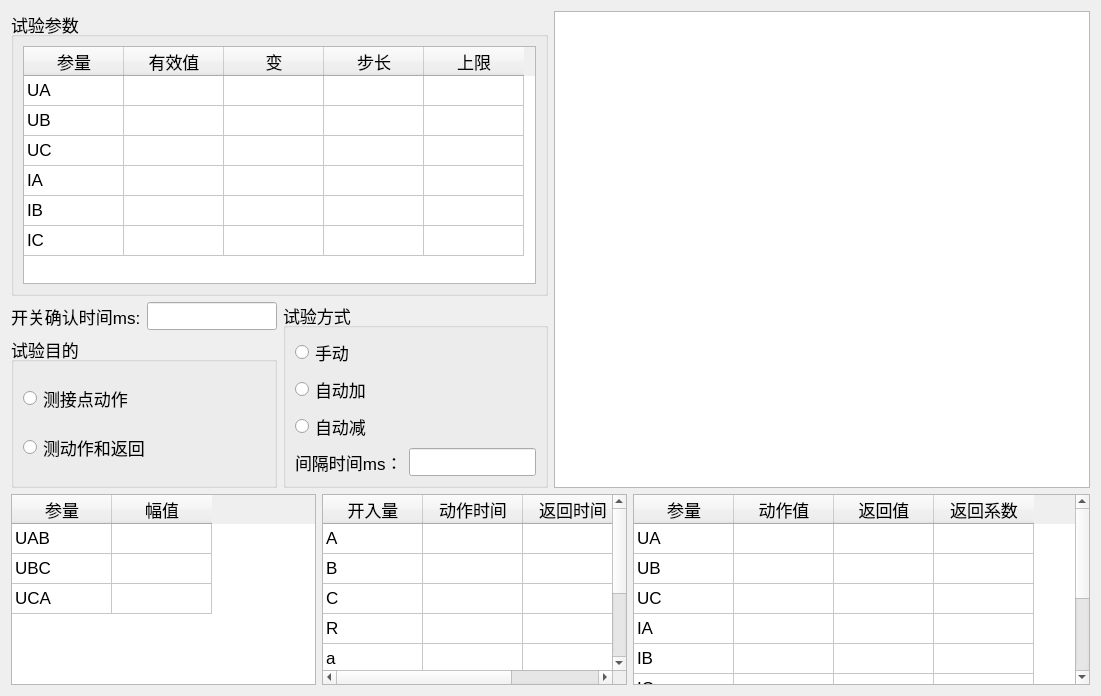
The window that energy/ui/test02/ui_002.ui (AgueroZzz/Electric-energy-detection) describes before a commit, drawn with Qt 5.
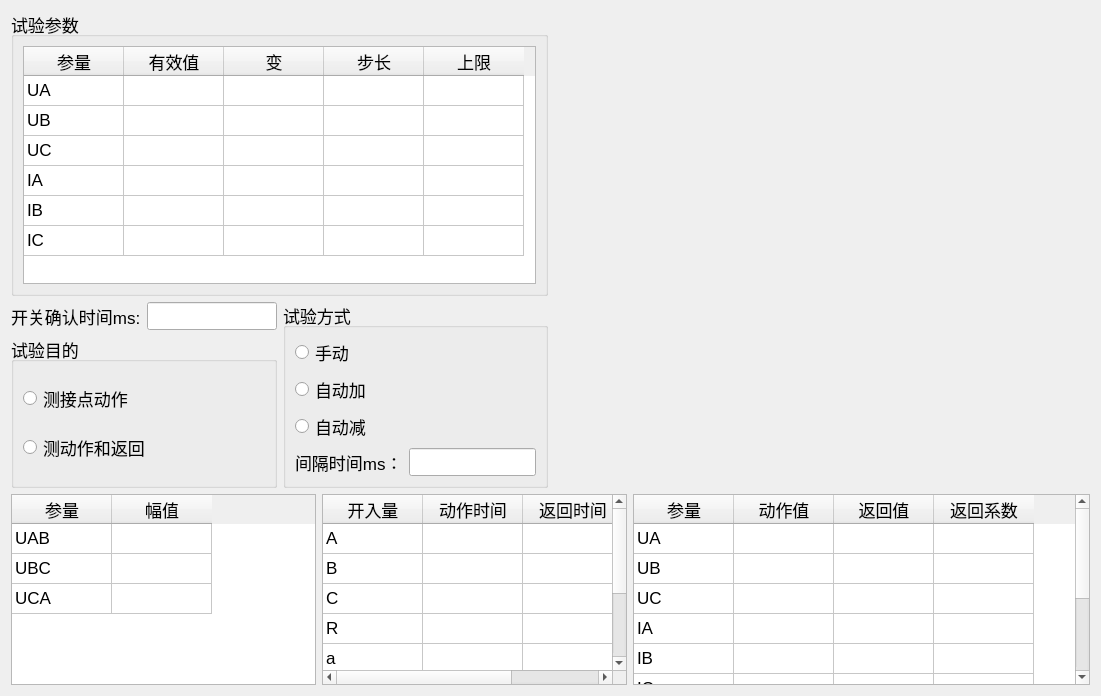
The same window after the commit.

What changed in the file:
```diff
--- a/energy/ui/test02/ui_002.ui
+++ b/energy/ui/test02/ui_002.ui
@@ -213,7 +213,7 @@
       </layout>
      </item>
      <item>
-      <widget class="QTableWidget" name="tableWidget_2"/>
+      <widget class="QWidget" name="c_widget" native="true"/>
      </item>
     </layout>
    </item>
```
